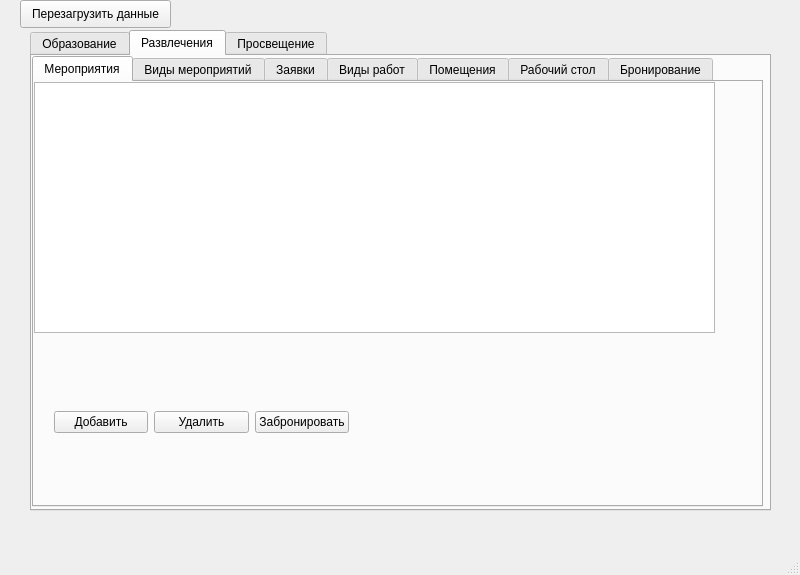
This is ui.ui in artBatamirov/NTO_2023 as Qt 5 draws it before an edit. The edited form follows.
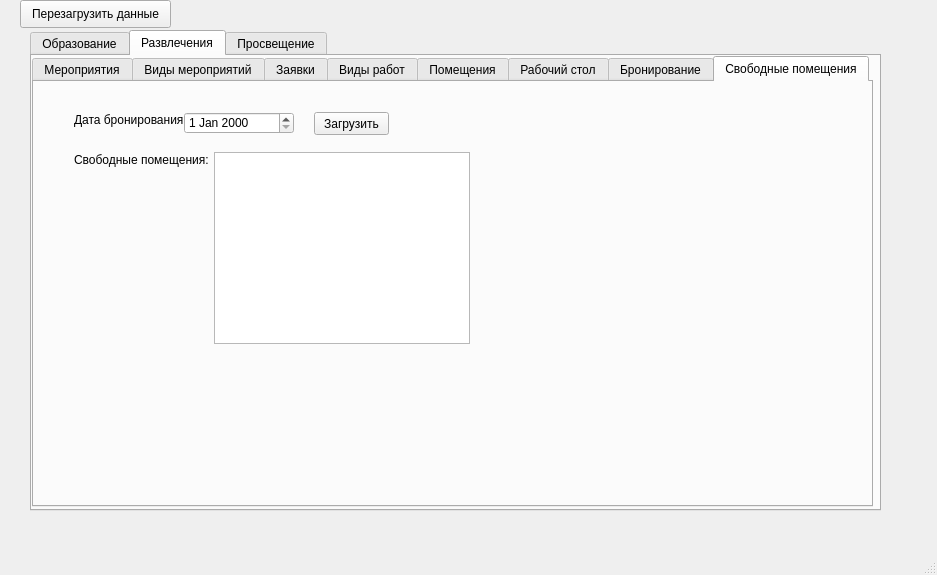
This is the edited form.

Commit message: add helper for empty rooms with data picker need to add book_btn for this and fix change btn for orders

What changed in the file:
```diff
--- a/ui.ui
+++ b/ui.ui
@@ -6,7 +6,7 @@
    <rect>
     <x>0</x>
     <y>0</y>
-    <width>800</width>
+    <width>937</width>
     <height>575</height>
    </rect>
   </property>
@@ -19,7 +19,7 @@
      <rect>
       <x>30</x>
       <y>30</y>
-      <width>741</width>
+      <width>851</width>
       <height>481</height>
      </rect>
     </property>
@@ -103,12 +103,12 @@
           <rect>
            <x>0</x>
            <y>0</y>
-           <width>731</width>
+           <width>841</width>
            <height>451</height>
           </rect>
          </property>
          <property name="currentIndex">
-          <number>0</number>
+          <number>7</number>
          </property>
          <widget class="QWidget" name="tab2_1">
           <attribute name="title">
@@ -433,6 +433,70 @@
            </layout>
           </widget>
          </widget>
+         <widget class="QWidget" name="tab2_8">
+          <attribute name="title">
+           <string>Свободные помещения</string>
+          </attribute>
+          <widget class="QLabel" name="label_3">
+           <property name="geometry">
+            <rect>
+             <x>40</x>
+             <y>30</y>
+             <width>111</width>
+             <height>16</height>
+            </rect>
+           </property>
+           <property name="text">
+            <string>Дата бронирования:</string>
+           </property>
+          </widget>
+          <widget class="QDateEdit" name="date_edit_2">
+           <property name="geometry">
+            <rect>
+             <x>150</x>
+             <y>30</y>
+             <width>110</width>
+             <height>22</height>
+            </rect>
+           </property>
+          </widget>
+          <widget class="QLabel" name="label_4">
+           <property name="geometry">
+            <rect>
+             <x>40</x>
+             <y>70</y>
+             <width>141</width>
+             <height>16</height>
+            </rect>
+           </property>
+           <property name="text">
+            <string>Свободные помещения:</string>
+           </property>
+          </widget>
+          <widget class="QTableWidget" name="table_2">
+           <property name="geometry">
+            <rect>
+             <x>180</x>
+             <y>70</y>
+             <width>256</width>
+             <height>192</height>
+            </rect>
+           </property>
+          </widget>
+          <widget class="QPushButton" name="load_btn_2_8">
+           <property name="geometry">
+            <rect>
+             <x>280</x>
+             <y>30</y>
+             <width>75</width>
+             <height>23</height>
+            </rect>
+           </property>
+           <property name="text">
+            <string>Загрузить</string>
+           </property>
+          </widget>
+         </widget>
         </widget>
        </widget>
        <widget class="QWidget" name="tab3">
```
Left out of the diff: 72 changed lines with no effect on the pictures. The commit also changes 1 other file.
